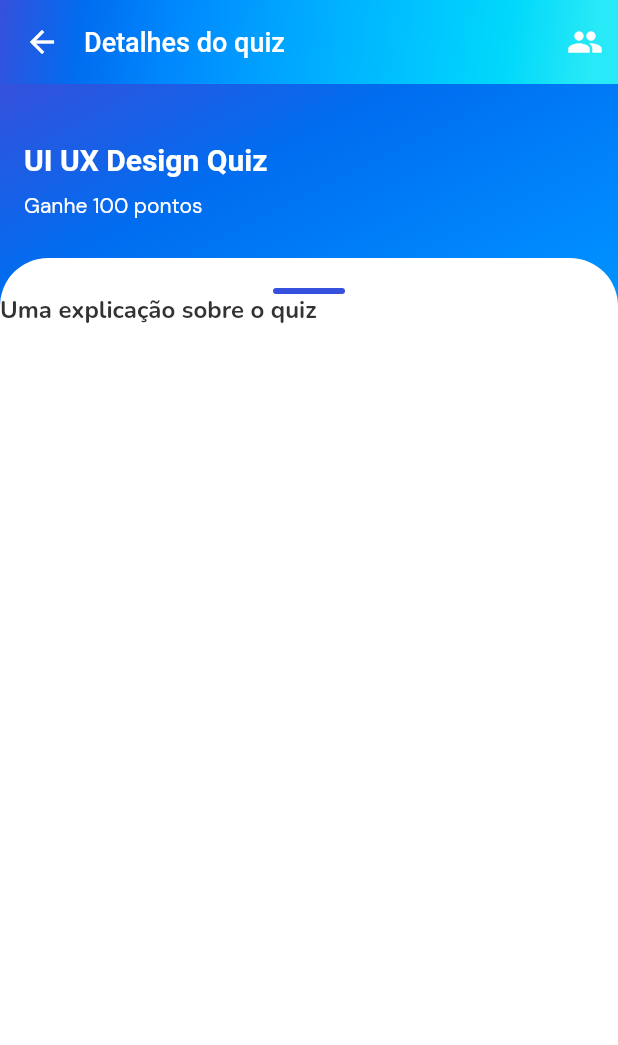
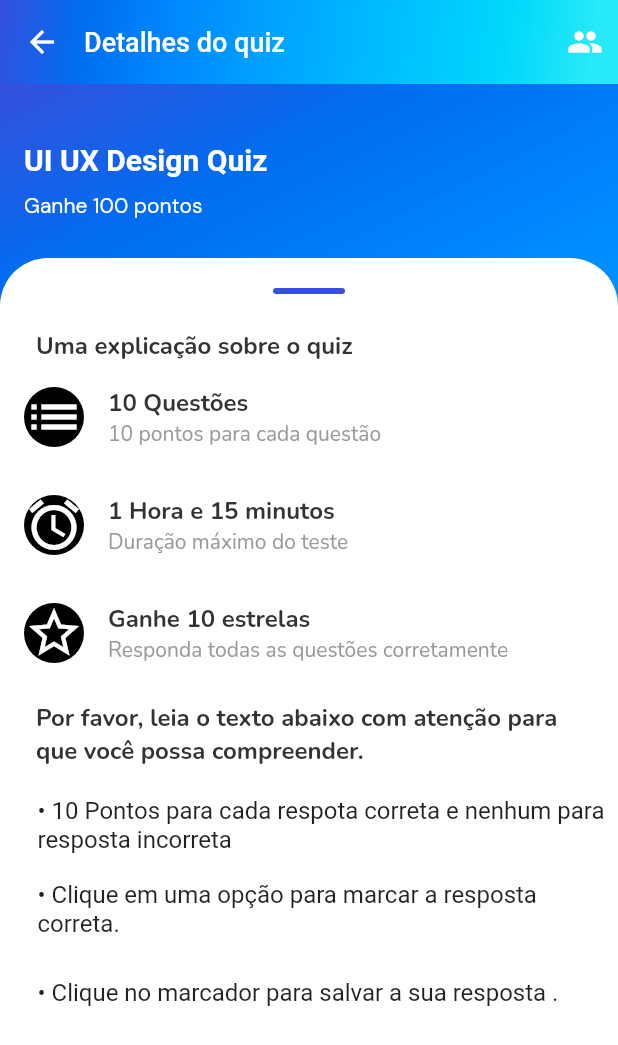
Before and after one commit to odaniel9896/questions_app, a Flutter app: the screen it shows after launch, on a phone screen of 412 x 824 dp. Shown: the top 1045 px of the screen. Run offline on Flutter 3.47's test engine with Material 2 defaults, Android fonts, the phone set to English and light mode, and no system bars; our stand-ins replace google_fonts; Roboto replaces fonts that are missing (Ubuntu).

Commit message:
feat: ending details page

```diff
--- a/lib/ui/pages/details/details_page.dart
+++ b/lib/ui/pages/details/details_page.dart
@@ -85,24 +85,103 @@ class DetailsPage extends StatelessWidget {
                             ),
                           ),
                           Container(
+                            decoration: const BoxDecoration(),
+                            margin: const EdgeInsets.symmetric(horizontal: 24),
+                            child: Padding(
+                                padding: const EdgeInsets.only(top: 24),
+                                child: Text(
+                                  "Uma explicação sobre o quiz",
+                                  style: TextStyles.detailsTitle,
+                                )),
+                          ),
+                          Container(
+                            decoration: const BoxDecoration(),
+                            // height: 40,
+                            child: ListTile(
+                              leading: Container(
+                                height: 200,
+                                decoration: const BoxDecoration(
+                                    shape: BoxShape.circle,
+                                    color: Colors.black),
+                                child: const Icon(
+                                  Icons.list,
+                                  size: 40,
+                                  color: AppColors.white,
+                                ),
+                              ),
+                              title: Text("10 Questões",
+                                  style: TextStyles.detailsTitle),
+                              subtitle: Text("10 pontos para cada questão",
+                                  style: TextStyles.subTitleCourse),
+                            ),
+                          ),
+                          Container(
+                            decoration: const BoxDecoration(),
+                            // height: 40,
+                            child: ListTile(
+                              leading: Container(
+                                height: 40,
+                                decoration: const BoxDecoration(
+                                    shape: BoxShape.circle,
+                                    color: Colors.black),
+                                child: const Icon(
+                                  Icons.alarm_outlined,
+                                  size: 40,
+                                  color: AppColors.white,
+                                ),
+                              ),
+                              title: Text("1 Hora e 15 minutos",
+                                  style: TextStyles.detailsTitle),
+                              subtitle: Text("Duração máximo do teste",
+                                  style: TextStyles.subTitleCourse),
+                            ),
+                          ),
+                          Container(
+                            decoration: const BoxDecoration(),
+                            // height: 40,
+                            child: ListTile(
+                              leading: Container(
+                                height: 200,
+                                decoration: const BoxDecoration(
+                                    shape: BoxShape.circle,
+                                    color: Colors.black),
+                                child: const Icon(
+                                  Icons.star_outline,
+                                  size: 40,
+                                  color: AppColors.white,
+                                ),
+                              ),
+                              title: Text("Ganhe 10 estrelas",
+                                  style: TextStyles.detailsTitle),
+                              subtitle: Text("Responda todas as questões corretamente",
+                                  style: TextStyles.subTitleCourse),
+                            ),
+                          ),
+                          Padding(
+                            padding: const EdgeInsets.only(
+                                top: 10, left: 24, right: 24, bottom: 10),
                             child: Text(
-                              "Uma explicação sobre o quiz",
+                              "Por favor, leia o texto abaixo com atenção para que você possa compreender.",
                               style: TextStyles.detailsTitle,
                             ),
-                          )
-                          // Column(
-                          //   children: [
-
-                          //     Text(
-                          //       "Uma explicação sobre o quiz",
-                          //       style: TextStyles.detailsTitle,
-                          //     ),
-                          //     Text(
-                          //       "Uma explicação sobre o quiz",
-                          //       style: TextStyles.detailsTitle,
-                          //     )
-                          //   ],
-                          // )
+                          ),
+                          const ListTile(
+                            contentPadding: EdgeInsets.only(left: 25),
+                            title: Text(
+                                "\u2022 10 Pontos para cada respota correta e nenhum para resposta incorreta"),
+                          ),
+                          const ListTile(
+                            contentPadding: EdgeInsets.only(left: 25),
+                            title: Text(
+                              "\u2022 Clique em uma opção para marcar a resposta correta.",
+                            ),
+                          ),
+                          const ListTile(
+                            contentPadding: EdgeInsets.only(left: 25),
+                            title: Text(
+                              "\u2022 Clique no marcador para salvar a sua resposta .",
+                            ),
+                          ),
                         ],
                       ),
                     ),
--- a/lib/ui/themes/text_styles.dart
+++ b/lib/ui/themes/text_styles.dart
@@ -47,4 +47,10 @@ class TextStyles {
     color: AppColors.textColor,
     fontWeight: FontWeight.w700,
   );
+
+  static final explicationText = GoogleFonts.nunito(
+    fontSize: 14,
+    color: AppColors.textColor,
+    fontWeight: FontWeight.w400,
+  );
 }
```
